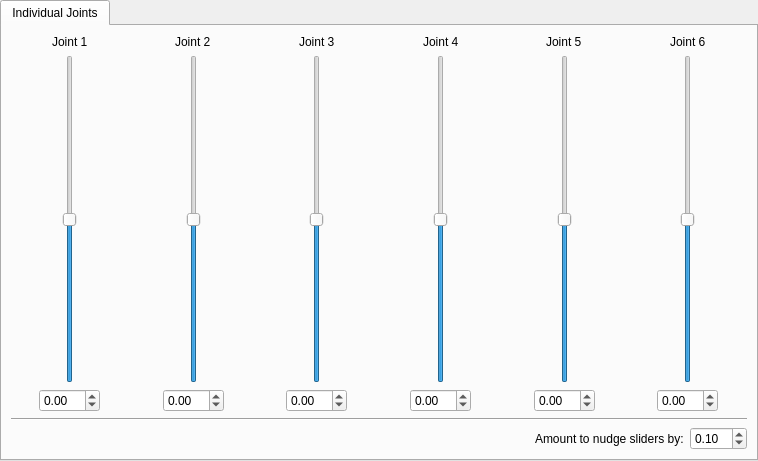
Above: spear_station/resource/ArmGuiPlugin.ui from UofA-SPEAR/software before the change. Below: the same form after it.
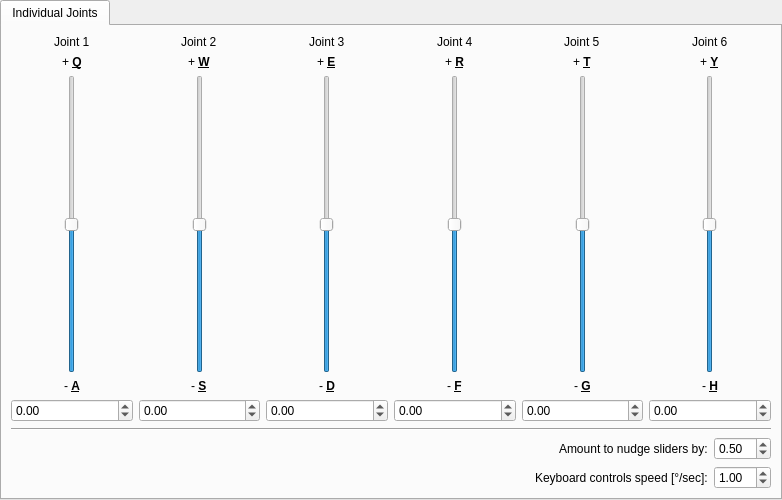
That is the form after the change. Custom widgets are drawn as their Qt base class.

Commit message:
Add keyboard controls UI, joint_props config dict
Also renames some functions and variables to use snake_case instead of
camelCase (apparently I'm really used to JavaScript code now...)

```diff
--- a/spear_station/resource/ArmGuiPlugin.ui
+++ b/spear_station/resource/ArmGuiPlugin.ui
@@ -6,8 +6,8 @@
    <rect>
     <x>0</x>
     <y>0</y>
-    <width>758</width>
-    <height>461</height>
+    <width>782</width>
+    <height>500</height>
    </rect>
   </property>
   <property name="windowTitle">
@@ -25,19 +25,6 @@
      <layout class="QHBoxLayout" name="jointControls">
       <item>
        <layout class="QGridLayout" name="joint1GridLayout">
-        <item row="2" column="0" alignment="Qt::AlignHCenter">
-         <widget class="QDoubleSpinBox" name="joint1SpinBox">
-          <property name="minimum">
-           <double>-90.000000000000000</double>
-          </property>
-          <property name="maximum">
-           <double>90.000000000000000</double>
-          </property>
-          <property name="singleStep">
-           <double>0.100000000000000</double>
-          </property>
-         </widget>
-        </item>
         <item row="0" column="0" alignment="Qt::AlignHCenter">
          <widget class="QLabel" name="joint1Label">
           <property name="text">
@@ -45,7 +32,20 @@
           </property>
          </widget>
         </item>
-        <item row="1" column="0" alignment="Qt::AlignHCenter">
+        <item row="4" column="0">
+         <widget class="QDoubleSpinBox" name="joint1SpinBox">
+          <property name="minimum">
+           <double>-90.000000000000000</double>
+          </property>
+          <property name="maximum">
+           <double>90.000000000000000</double>
+          </property>
+          <property name="singleStep">
+           <double>0.500000000000000</double>
+          </property>
+         </widget>
+        </item>
+        <item row="2" column="0" alignment="Qt::AlignHCenter">
          <widget class="DoubleSlider" name="joint1Slider">
           <property name="minimum">
            <number>-9000</number>
@@ -64,6 +64,20 @@
           </property>
          </widget>
         </item>
+        <item row="1" column="0" alignment="Qt::AlignHCenter">
+         <widget class="QLabel" name="label_2">
+          <property name="text">
+           <string>&lt;html&gt;&lt;head/&gt;&lt;body&gt;&lt;p&gt;+ &lt;span style=&quot; font-weight:600; text-decoration: underline;&quot;&gt;Q&lt;/span&gt;&lt;/p&gt;&lt;/body&gt;&lt;/html&gt;</string>
+          </property>
+         </widget>
+        </item>
+        <item row="3" column="0" alignment="Qt::AlignHCenter">
+         <widget class="QLabel" name="label_3">
+          <property name="text">
+           <string>&lt;html&gt;&lt;head/&gt;&lt;body&gt;&lt;p&gt;- &lt;span style=&quot; font-weight:600; text-decoration: underline;&quot;&gt;A&lt;/span&gt;&lt;/p&gt;&lt;/body&gt;&lt;/html&gt;</string>
+          </property>
+         </widget>
+        </item>
        </layout>
       </item>
       <item>
@@ -76,25 +90,13 @@
          </widget>
         </item>
         <item row="1" column="0" alignment="Qt::AlignHCenter">
-         <widget class="DoubleSlider" name="joint2Slider">
-          <property name="minimum">
-           <number>-9000</number>
-          </property>
-          <property name="maximum">
-           <number>9000</number>
-          </property>
-          <property name="singleStep">
-           <number>100</number>
-          </property>
-          <property name="pageStep">
-           <number>1000</number>
-          </property>
-          <property name="orientation">
-           <enum>Qt::Vertical</enum>
+         <widget class="QLabel" name="label_4">
+          <property name="text">
+           <string>&lt;html&gt;&lt;head/&gt;&lt;body&gt;&lt;p&gt;+ &lt;span style=&quot; font-weight:600; text-decoration: underline;&quot;&gt;W&lt;/span&gt;&lt;/p&gt;&lt;/body&gt;&lt;/html&gt;</string>
           </property>
          </widget>
         </item>
-        <item row="2" column="0" alignment="Qt::AlignHCenter">
+        <item row="4" column="0">
          <widget class="QDoubleSpinBox" name="joint2SpinBox">
           <property name="minimum">
            <double>-90.000000000000000</double>
@@ -103,7 +105,33 @@
            <double>90.000000000000000</double>
           </property>
           <property name="singleStep">
-           <double>0.100000000000000</double>
+           <double>0.500000000000000</double>
+          </property>
+         </widget>
+        </item>
+        <item row="2" column="0" alignment="Qt::AlignHCenter">
+         <widget class="DoubleSlider" name="joint2Slider">
+          <property name="minimum">
+           <number>-9000</number>
+          </property>
+          <property name="maximum">
+           <number>9000</number>
+          </property>
+          <property name="singleStep">
+           <number>100</number>
+          </property>
+          <property name="pageStep">
+           <number>1000</number>
+          </property>
+          <property name="orientation">
+           <enum>Qt::Vertical</enum>
+          </property>
+         </widget>
+        </item>
+        <item row="3" column="0" alignment="Qt::AlignHCenter">
+         <widget class="QLabel" name="label_5">
+          <property name="text">
+           <string>&lt;html&gt;&lt;head/&gt;&lt;body&gt;&lt;p&gt;- &lt;span style=&quot; font-weight:600; text-decoration: underline;&quot;&gt;S&lt;/span&gt;&lt;/p&gt;&lt;/body&gt;&lt;/html&gt;</string>
           </property>
          </widget>
         </item>
@@ -111,14 +139,7 @@
       </item>
       <item>
        <layout class="QGridLayout" name="joint3GridLayout">
-        <item row="0" column="0" alignment="Qt::AlignHCenter">
-         <widget class="QLabel" name="joint3Label">
-          <property name="text">
-           <string>Joint 3</string>
-          </property>
-         </widget>
-        </item>
-        <item row="1" column="0" alignment="Qt::AlignHCenter">
+        <item row="2" column="0" alignment="Qt::AlignHCenter">
          <widget class="DoubleSlider" name="joint3Slider">
           <property name="minimum">
            <number>-9000</number>
@@ -137,7 +158,7 @@
           </property>
          </widget>
         </item>
-        <item row="2" column="0" alignment="Qt::AlignHCenter">
+        <item row="4" column="0">
          <widget class="QDoubleSpinBox" name="joint3SpinBox">
           <property name="minimum">
            <double>-90.000000000000000</double>
@@ -146,7 +167,28 @@
            <double>90.000000000000000</double>
           </property>
           <property name="singleStep">
-           <double>0.100000000000000</double>
+           <double>0.500000000000000</double>
+          </property>
+         </widget>
+        </item>
+        <item row="1" column="0" alignment="Qt::AlignHCenter">
+         <widget class="QLabel" name="label_6">
+          <property name="text">
+           <string>&lt;html&gt;&lt;head/&gt;&lt;body&gt;&lt;p&gt;+ &lt;span style=&quot; font-weight:600; text-decoration: underline;&quot;&gt;E&lt;/span&gt;&lt;/p&gt;&lt;/body&gt;&lt;/html&gt;</string>
+          </property>
+         </widget>
+        </item>
+        <item row="0" column="0" alignment="Qt::AlignHCenter">
+         <widget class="QLabel" name="joint3Label">
+          <property name="text">
+           <string>Joint 3</string>
+          </property>
+         </widget>
+        </item>
+        <item row="3" column="0" alignment="Qt::AlignHCenter">
+         <widget class="QLabel" name="label_7">
+          <property name="text">
+           <string>&lt;html&gt;&lt;head/&gt;&lt;body&gt;&lt;p&gt;- &lt;span style=&quot; font-weight:600; text-decoration: underline;&quot;&gt;D&lt;/span&gt;&lt;/p&gt;&lt;/body&gt;&lt;/html&gt;</string>
           </property>
          </widget>
         </item>
@@ -154,6 +196,45 @@
       </item>
       <item>
        <layout class="QGridLayout" name="joint4GridLayout">
+        <item row="4" column="0">
+         <widget class="QDoubleSpinBox" name="joint4SpinBox">
+          <property name="minimum">
+           <double>-90.000000000000000</double>
+          </property>
+          <property name="maximum">
+           <double>90.000000000000000</double>
+          </property>
+          <property name="singleStep">
+           <double>0.500000000000000</double>
+          </property>
+         </widget>
+        </item>
+        <item row="1" column="0" alignment="Qt::AlignHCenter">
+         <widget class="QLabel" name="label_8">
+          <property name="text">
+           <string>&lt;html&gt;&lt;head/&gt;&lt;body&gt;&lt;p&gt;+ &lt;span style=&quot; font-weight:600; text-decoration: underline;&quot;&gt;R&lt;/span&gt;&lt;/p&gt;&lt;/body&gt;&lt;/html&gt;</string>
+          </property>
+         </widget>
+        </item>
+        <item row="2" column="0" alignment="Qt::AlignHCenter">
+         <widget class="DoubleSlider" name="joint4Slider">
+          <property name="minimum">
+           <number>-9000</number>
+          </property>
+          <property name="maximum">
+           <number>9000</number>
+          </property>
+          <property name="singleStep">
+           <number>100</number>
+          </property>
+          <property name="pageStep">
+           <number>1000</number>
+          </property>
+          <property name="orientation">
+           <enum>Qt::Vertical</enum>
+          </property>
+         </widget>
+        </item>
         <item row="0" column="0" alignment="Qt::AlignHCenter">
          <widget class="QLabel" name="joint4Label">
           <property name="text">
@@ -161,35 +242,10 @@
           </property>
          </widget>
         </item>
-        <item row="1" column="0" alignment="Qt::AlignHCenter">
-         <widget class="DoubleSlider" name="joint4Slider">
-          <property name="minimum">
-           <number>-9000</number>
-          </property>
-          <property name="maximum">
-           <number>9000</number>
-          </property>
-          <property name="singleStep">
-           <number>100</number>
-          </property>
-          <property name="pageStep">
-           <number>1000</number>
-          </property>
-          <property name="orientation">
-           <enum>Qt::Vertical</enum>
-          </property>
-         </widget>
-        </item>
-        <item row="2" column="0" alignment="Qt::AlignHCenter">
-         <widget class="QDoubleSpinBox" name="joint4SpinBox">
-          <property name="minimum">
-           <double>-90.000000000000000</double>
-          </property>
-          <property name="maximum">
-           <double>90.000000000000000</double>
-          </property>
-          <property name="singleStep">
-           <double>0.100000000000000</double>
+        <item row="3" column="0" alignment="Qt::AlignHCenter">
+         <widget class="QLabel" name="label_9">
+          <property name="text">
+           <string>&lt;html&gt;&lt;head/&gt;&lt;body&gt;&lt;p&gt;- &lt;span style=&quot; font-weight:600; text-decoration: underline;&quot;&gt;F&lt;/span&gt;&lt;/p&gt;&lt;/body&gt;&lt;/html&gt;</string>
           </property>
          </widget>
         </item>
@@ -204,7 +260,7 @@
           </property>
          </widget>
         </item>
-        <item row="1" column="0" alignment="Qt::AlignHCenter">
+        <item row="2" column="0" alignment="Qt::AlignHCenter">
          <widget class="DoubleSlider" name="joint5Slider">
           <property name="minimum">
            <number>-9000</number>
@@ -223,7 +279,7 @@
           </property>
          </widget>
         </item>
-        <item row="2" column="0" alignment="Qt::AlignHCenter">
+        <item row="4" column="0">
          <widget class="QDoubleSpinBox" name="joint5SpinBox">
           <property name="minimum">
            <double>-90.000000000000000</double>
@@ -232,7 +288,21 @@
            <double>90.000000000000000</double>
           </property>
           <property name="singleStep">
-           <double>0.100000000000000</double>
+           <double>0.500000000000000</double>
+          </property>
+         </widget>
+        </item>
+        <item row="1" column="0" alignment="Qt::AlignHCenter">
+         <widget class="QLabel" name="label_10">
+          <property name="text">
+           <string>&lt;html&gt;&lt;head/&gt;&lt;body&gt;&lt;p&gt;+ &lt;span style=&quot; font-weight:600; text-decoration: underline;&quot;&gt;T&lt;/span&gt;&lt;/p&gt;&lt;/body&gt;&lt;/html&gt;</string>
+          </property>
+         </widget>
+        </item>
+        <item row="3" column="0" alignment="Qt::AlignHCenter">
+         <widget class="QLabel" name="label_11">
+          <property name="text">
+           <string>&lt;html&gt;&lt;head/&gt;&lt;body&gt;&lt;p&gt;- &lt;span style=&quot; font-weight:600; text-decoration: underline;&quot;&gt;G&lt;/span&gt;&lt;/p&gt;&lt;/body&gt;&lt;/html&gt;</string>
           </property>
          </widget>
         </item>
@@ -247,7 +317,7 @@
           </property>
          </widget>
         </item>
-        <item row="1" column="0" alignment="Qt::AlignHCenter">
+        <item row="2" column="0" alignment="Qt::AlignHCenter">
          <widget class="DoubleSlider" name="joint6Slider">
           <property name="minimum">
            <number>-9000</number>
@@ -266,7 +336,7 @@
           </property>
          </widget>
         </item>
-        <item row="2" column="0" alignment="Qt::AlignHCenter">
+        <item row="4" column="0">
          <widget class="QDoubleSpinBox" name="joint6SpinBox">
           <property name="minimum">
            <double>-90.000000000000000</double>
@@ -275,7 +345,21 @@
            <double>90.000000000000000</double>
           </property>
           <property name="singleStep">
-           <double>0.100000000000000</double>
+           <double>0.500000000000000</double>
+          </property>
+         </widget>
+        </item>
+        <item row="1" column="0" alignment="Qt::AlignHCenter">
+         <widget class="QLabel" name="label_12">
+          <property name="text">
+           <string>&lt;html&gt;&lt;head/&gt;&lt;body&gt;&lt;p&gt;+ &lt;span style=&quot; font-weight:600; text-decoration: underline;&quot;&gt;Y&lt;/span&gt;&lt;/p&gt;&lt;/body&gt;&lt;/html&gt;</string>
+          </property>
+         </widget>
+        </item>
+        <item row="3" column="0" alignment="Qt::AlignHCenter">
+         <widget class="QLabel" name="label_13">
+          <property name="text">
+           <string>&lt;html&gt;&lt;head/&gt;&lt;body&gt;&lt;p&gt;- &lt;span style=&quot; font-weight:600; text-decoration: underline;&quot;&gt;H&lt;/span&gt;&lt;/p&gt;&lt;/body&gt;&lt;/html&gt;</string>
           </property>
          </widget>
         </item>
@@ -292,20 +376,34 @@
     </item>
     <item>
      <layout class="QGridLayout" name="gridLayout" columnstretch="1,0">
-      <item row="0" column="0" alignment="Qt::AlignRight">
-       <widget class="QLabel" name="label">
-        <property name="text">
-         <string>Amount to nudge sliders by:</string>
-        </property>
-       </widget>
-      </item>
       <item row="0" column="1">
        <widget class="QDoubleSpinBox" name="nudgeAmountSpinBox">
         <property name="singleStep">
          <double>0.100000000000000</double>
         </property>
         <property name="value">
-         <double>0.100000000000000</double>
+         <double>0.500000000000000</double>
+        </property>
+       </widget>
+      </item>
+      <item row="0" column="0" alignment="Qt::AlignRight">
+       <widget class="QLabel" name="label">
+        <property name="text">
+         <string>Amount to nudge sliders by:</string>
+        </property>
+       </widget>
+      </item>
+      <item row="1" column="0" alignment="Qt::AlignRight">
+       <widget class="QLabel" name="label_14">
+        <property name="text">
+         <string>Keyboard controls speed [°/sec]:</string>
+        </property>
+       </widget>
+      </item>
+      <item row="1" column="1">
+       <widget class="QDoubleSpinBox" name="doubleSpinBox">
+        <property name="value">
+         <double>1.000000000000000</double>
         </property>
        </widget>
       </item>
```
The commit also changes 2 other files.
